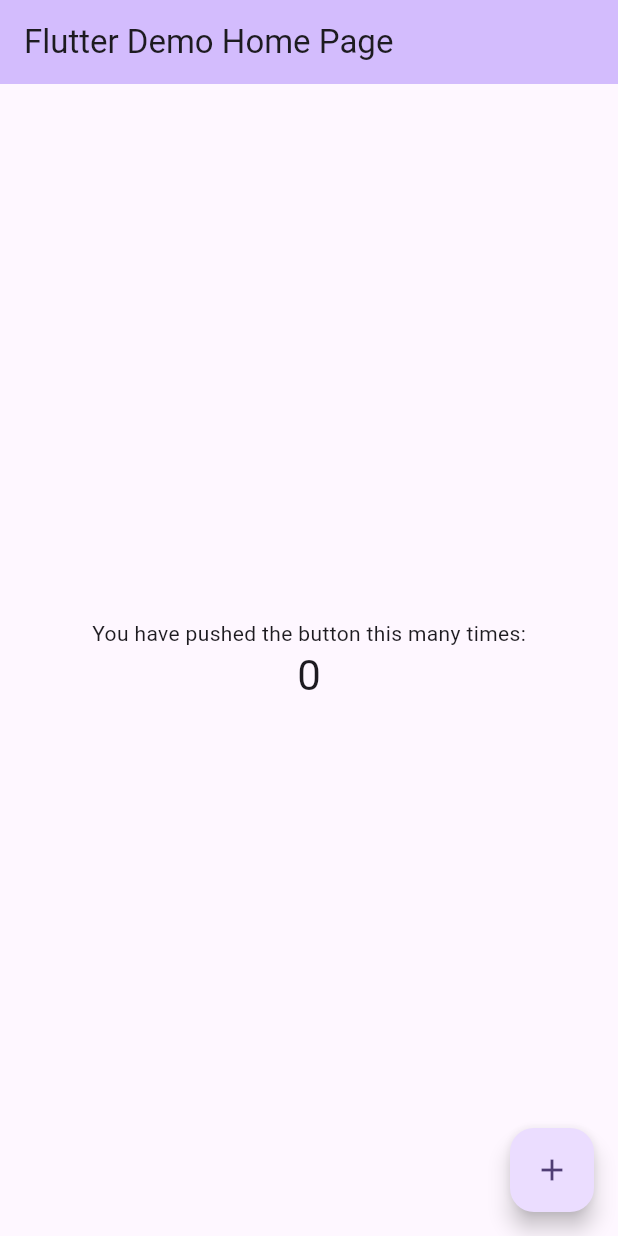
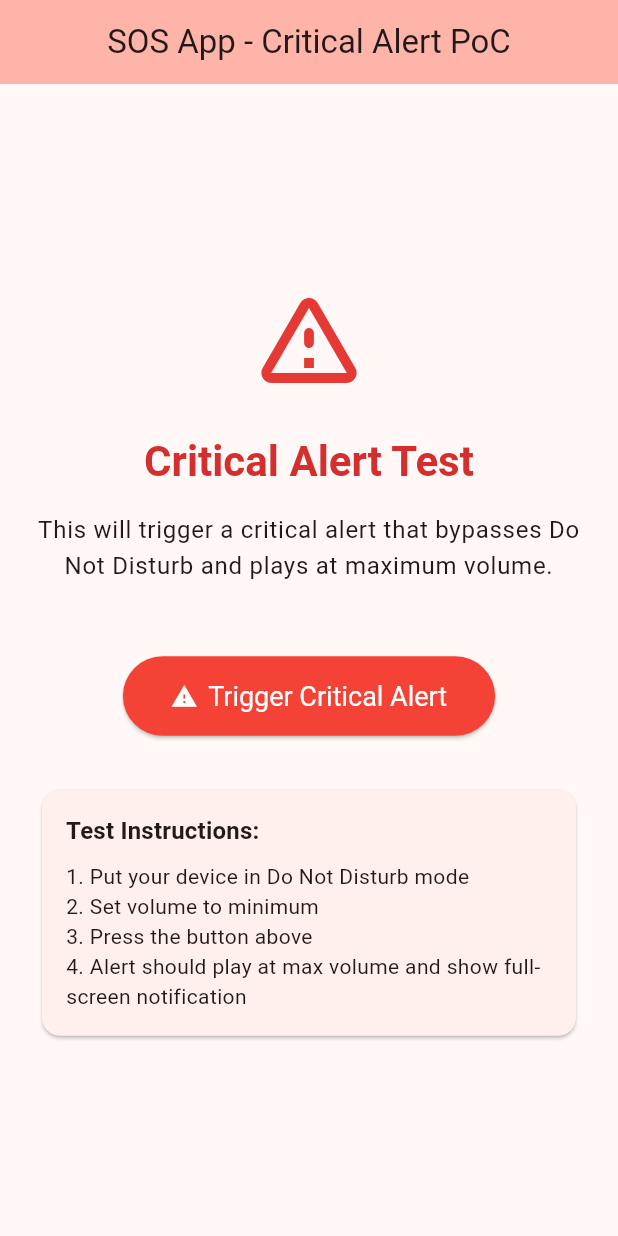
Before and after one commit to AdityaRajSingh007/sos_app, a Flutter app: the screen it shows after launch, on a phone screen of 412 x 824 dp. Run offline on Flutter 3.47's test engine with Material 3 defaults, Android fonts, the light colour scheme and no system bars.

Commit message:
First Agent Run: Package Name Updated: Changed from com.example.sos_app to com.adityarajsingh.sos_app for Firebase compatibility Android Manifest Configuration: Added all required permissions (WAKE_LOCK, USE_FULL_SCREEN_INTENT, ACCESS_NOTIFICATION_POLICY, etc.) Added activity metadata for lock screen display Declared the CriticalAlertService with proper foreground service type Native Android Service (CriticalAlertService.kt): Foreground service implementation Maximizes alarm volume regardless of current settings Plays looping alarm sound from res/raw/alarm_sound.mp3 Creates high-priority notification with full-screen intent Auto-stops after 1 minute or when user dismisses Proper error handling and cleanup Platform Channel (MainActivity.kt): Method channel for Flutter ↔ Native communication DND permission checking and user guidance Start/stop alert methods with comprehensive error handling Flutter UI (lib/main.dart): Clean, intuitive interface with warning icon Single button to trigger critical alert Real-time status updates (active/inactive) Comprehensive error handling with user-friendly messages Test instructions card for easy testing Material Design 3 styling 🔧 Key Features: Bypasses DND: Uses ACCESS_NOTIFICATION_POLICY permission Maximum Volume: Sets alarm stream to maximum volume Full-Screen Notification: Takes over entire screen even when locked Auto-Stop: Automatically stops after 1 minute Manual Stop: User can dismiss via notification action or app button Error Handling: Clear error messages for debugging Permission Management: Guides user to grant necessary permissions

```diff
--- a/lib/main.dart
+++ b/lib/main.dart
@@ -1,4 +1,5 @@
 import 'package:flutter/material.dart';
+import 'package:flutter/services.dart';
 
 void main() {
   runApp(const MyApp());
@@ -7,116 +8,217 @@ void main() {
 class MyApp extends StatelessWidget {
   const MyApp({super.key});
 
-  // This widget is the root of your application.
   @override
   Widget build(BuildContext context) {
     return MaterialApp(
-      title: 'Flutter Demo',
+      title: 'SOS App - Critical Alert PoC',
       theme: ThemeData(
-        // This is the theme of your application.
-        //
-        // TRY THIS: Try running your application with "flutter run". You'll see
-        // the application has a purple toolbar. Then, without quitting the app,
-        // try changing the seedColor in the colorScheme below to Colors.green
-        // and then invoke "hot reload" (save your changes or press the "hot
-        // reload" button in a Flutter-supported IDE, or press "r" if you used
-        // the command line to start the app).
-        //
-        // Notice that the counter didn't reset back to zero; the application
-        // state is not lost during the reload. To reset the state, use hot
-        // restart instead.
-        //
-        // This works for code too, not just values: Most code changes can be
-        // tested with just a hot reload.
-        colorScheme: ColorScheme.fromSeed(seedColor: Colors.deepPurple),
+        colorScheme: ColorScheme.fromSeed(seedColor: Colors.red),
+        useMaterial3: true,
       ),
-      home: const MyHomePage(title: 'Flutter Demo Home Page'),
+      home: const HomePage(),
     );
   }
 }
 
-class MyHomePage extends StatefulWidget {
-  const MyHomePage({super.key, required this.title});
-
-  // This widget is the home page of your application. It is stateful, meaning
-  // that it has a State object (defined below) that contains fields that affect
-  // how it looks.
-
-  // This class is the configuration for the state. It holds the values (in this
-  // case the title) provided by the parent (in this case the App widget) and
-  // used by the build method of the State. Fields in a Widget subclass are
-  // always marked "final".
-
-  final String title;
+class HomePage extends StatefulWidget {
+  const HomePage({super.key});
 
   @override
-  State<MyHomePage> createState() => _MyHomePageState();
+  State<HomePage> createState() => _HomePageState();
 }
 
-class _MyHomePageState extends State<MyHomePage> {
-  int _counter = 0;
+class _HomePageState extends State<HomePage> {
+  static const platform = MethodChannel('com.adityarajsingh.sos_app/critical_alert');
+  bool _isAlertActive = false;
 
-  void _incrementCounter() {
+  Future<void> _triggerCriticalAlert() async {
+    try {
       setState(() {
-      // This call to setState tells the Flutter framework that something has
-      // changed in this State, which causes it to rerun the build method below
-      // so that the display can reflect the updated values. If we changed
-      // _counter without calling setState(), then the build method would not be
-      // called again, and so nothing would appear to happen.
-      _counter++;
+        _isAlertActive = true;
       });
+
+      final String result = await platform.invokeMethod('startCriticalAlert');
+
+      if (mounted) {
+        ScaffoldMessenger.of(context).showSnackBar(
+          SnackBar(
+            content: Text(result),
+            backgroundColor: Colors.green,
+            duration: const Duration(seconds: 3),
+          ),
+        );
+      }
+    } on PlatformException catch (e) {
+      setState(() {
+        _isAlertActive = false;
+      });
+
+      if (mounted) {
+        String errorMessage = "Failed to trigger alert: ${e.message}";
+
+        if (e.code == "PERMISSION_DENIED") {
+          errorMessage = "Permission denied. Please grant notification policy access in settings.";
+        } else if (e.code == "SERVICE_ERROR") {
+          errorMessage = "Service error: ${e.message}";
+        }
+
+        ScaffoldMessenger.of(context).showSnackBar(
+          SnackBar(
+            content: Text(errorMessage),
+            backgroundColor: Colors.red,
+            duration: const Duration(seconds: 5),
+            action: SnackBarAction(
+              label: 'Settings',
+              textColor: Colors.white,
+              onPressed: () {
+                // Could open settings here if needed
+              },
+            ),
+          ),
+        );
+      }
+    } catch (e) {
+      setState(() {
+        _isAlertActive = false;
+      });
+
+      if (mounted) {
+        ScaffoldMessenger.of(context).showSnackBar(
+          SnackBar(
+            content: Text("Unexpected error: $e"),
+            backgroundColor: Colors.red,
+            duration: const Duration(seconds: 5),
+          ),
+        );
+      }
+    }
+  }
+
+  Future<void> _stopCriticalAlert() async {
+    try {
+      final String result = await platform.invokeMethod('stopCriticalAlert');
+
+      setState(() {
+        _isAlertActive = false;
+      });
+
+      if (mounted) {
+        ScaffoldMessenger.of(context).showSnackBar(
+          SnackBar(
+            content: Text(result),
+            backgroundColor: Colors.orange,
+            duration: const Duration(seconds: 3),
+          ),
+        );
+      }
+    } on PlatformException catch (e) {
+      if (mounted) {
+        ScaffoldMessenger.of(context).showSnackBar(
+          SnackBar(
+            content: Text("Failed to stop alert: ${e.message}"),
+            backgroundColor: Colors.red,
+            duration: const Duration(seconds: 3),
+          ),
+        );
+      }
+    }
   }
 
   @override
   Widget build(BuildContext context) {
-    // This method is rerun every time setState is called, for instance as done
-    // by the _incrementCounter method above.
-    //
-    // The Flutter framework has been optimized to make rerunning build methods
-    // fast, so that you can just rebuild anything that needs updating rather
-    // than having to individually change instances of widgets.
     return Scaffold(
       appBar: AppBar(
-        // TRY THIS: Try changing the color here to a specific color (to
-        // Colors.amber, perhaps?) and trigger a hot reload to see the AppBar
-        // change color while the other colors stay the same.
+        title: const Text('SOS App - Critical Alert PoC'),
         backgroundColor: Theme.of(context).colorScheme.inversePrimary,
-        // Here we take the value from the MyHomePage object that was created by
-        // the App.build method, and use it to set our appbar title.
-        title: Text(widget.title),
+        centerTitle: true,
       ),
       body: Center(
-        // Center is a layout widget. It takes a single child and positions it
-        // in the middle of the parent.
+        child: Padding(
+          padding: const EdgeInsets.all(24.0),
           child: Column(
-          // Column is also a layout widget. It takes a list of children and
-          // arranges them vertically. By default, it sizes itself to fit its
-          // children horizontally, and tries to be as tall as its parent.
-          //
-          // Column has various properties to control how it sizes itself and
-          // how it positions its children. Here we use mainAxisAlignment to
-          // center the children vertically; the main axis here is the vertical
-          // axis because Columns are vertical (the cross axis would be
-          // horizontal).
-          //
-          // TRY THIS: Invoke "debug painting" (choose the "Toggle Debug Paint"
-          // action in the IDE, or press "p" in the console), to see the
-          // wireframe for each widget.
             mainAxisAlignment: MainAxisAlignment.center,
-          children: <Widget>[
-            const Text('You have pushed the button this many times:'),
+            children: [
+              Icon(
+                Icons.warning_amber_rounded,
+                size: 80,
+                color: Colors.red.shade600,
+              ),
+              const SizedBox(height: 24),
               Text(
-              '$_counter',
-              style: Theme.of(context).textTheme.headlineMedium,
+                'Critical Alert Test',
+                style: Theme.of(context).textTheme.headlineMedium?.copyWith(
+                  fontWeight: FontWeight.bold,
+                  color: Colors.red.shade700,
+                ),
+                textAlign: TextAlign.center,
+              ),
+              const SizedBox(height: 16),
+              Text(
+                'This will trigger a critical alert that bypasses Do Not Disturb and plays at maximum volume.',
+                style: Theme.of(context).textTheme.bodyLarge,
+                textAlign: TextAlign.center,
+              ),
+              const SizedBox(height: 48),
+              if (_isAlertActive) ...[
+                ElevatedButton.icon(
+                  onPressed: _stopCriticalAlert,
+                  icon: const Icon(Icons.stop),
+                  label: const Text('Stop Alert'),
+                  style: ElevatedButton.styleFrom(
+                    backgroundColor: Colors.orange,
+                    foregroundColor: Colors.white,
+                    padding: const EdgeInsets.symmetric(horizontal: 32, vertical: 16),
+                    textStyle: const TextStyle(fontSize: 18),
+                  ),
+                ),
+                const SizedBox(height: 16),
+                Text(
+                  'Alert is active! It will auto-stop in 1 minute.',
+                  style: TextStyle(
+                    color: Colors.red.shade600,
+                    fontWeight: FontWeight.bold,
+                  ),
+                ),
+              ] else ...[
+                ElevatedButton.icon(
+                  onPressed: _triggerCriticalAlert,
+                  icon: const Icon(Icons.warning),
+                  label: const Text('Trigger Critical Alert'),
+                  style: ElevatedButton.styleFrom(
+                    backgroundColor: Colors.red,
+                    foregroundColor: Colors.white,
+                    padding: const EdgeInsets.symmetric(horizontal: 32, vertical: 16),
+                    textStyle: const TextStyle(fontSize: 18),
+                  ),
+                ),
+              ],
+              const SizedBox(height: 32),
+              Card(
+                child: Padding(
+                  padding: const EdgeInsets.all(16.0),
+                  child: Column(
+                    crossAxisAlignment: CrossAxisAlignment.start,
+                    children: [
+                      Text(
+                        'Test Instructions:',
+                        style: Theme.of(context).textTheme.titleMedium?.copyWith(
+                          fontWeight: FontWeight.bold,
+                        ),
+                      ),
+                      const SizedBox(height: 8),
+                      const Text('1. Put your device in Do Not Disturb mode'),
+                      const Text('2. Set volume to minimum'),
+                      const Text('3. Press the button above'),
+                      const Text('4. Alert should play at max volume and show full-screen notification'),
+                    ],
+                  ),
+                ),
               ),
             ],
           ),
         ),
-      floatingActionButton: FloatingActionButton(
-        onPressed: _incrementCounter,
-        tooltip: 'Increment',
-        child: const Icon(Icons.add),
-      ), // This trailing comma makes auto-formatting nicer for build methods.
+      ),
     );
   }
 }
```
Also changed, not shown: 6 other files. Lines whose indentation alone changed are shown as unchanged.
